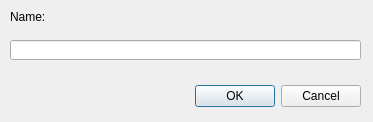
First picture: the form in createfolderdialog.ui, repository tranter/qt-google-drive, before the edit.
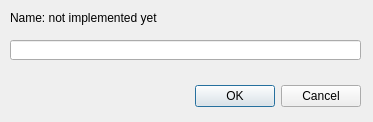
Second picture: the form after the edit.

The edit to the form file:
```diff
--- a/createfolderdialog.ui
+++ b/createfolderdialog.ui
@@ -18,12 +18,12 @@
     <rect>
      <x>10</x>
      <y>10</y>
-     <width>46</width>
-     <height>13</height>
+     <width>351</width>
+     <height>16</height>
     </rect>
    </property>
    <property name="text">
-    <string>Name:</string>
+    <string>Name: not implemented yet</string>
    </property>
   </widget>
   <widget class="QDialogButtonBox" name="buttonBox">
```
